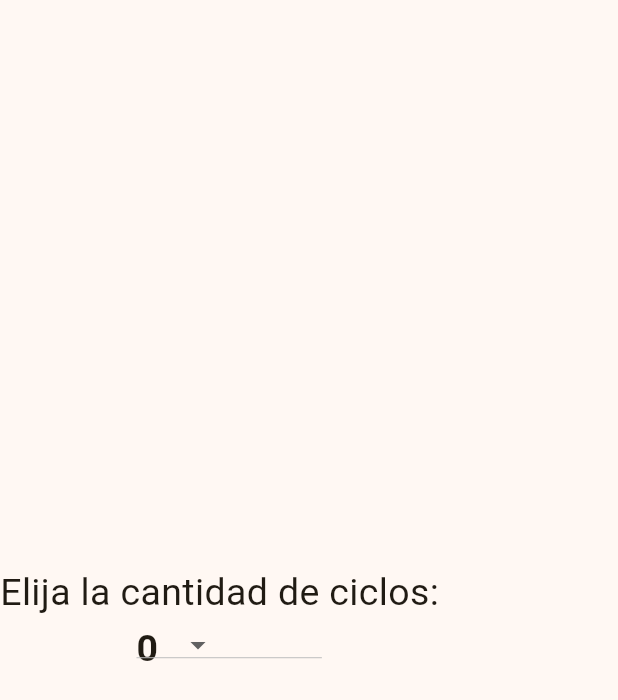
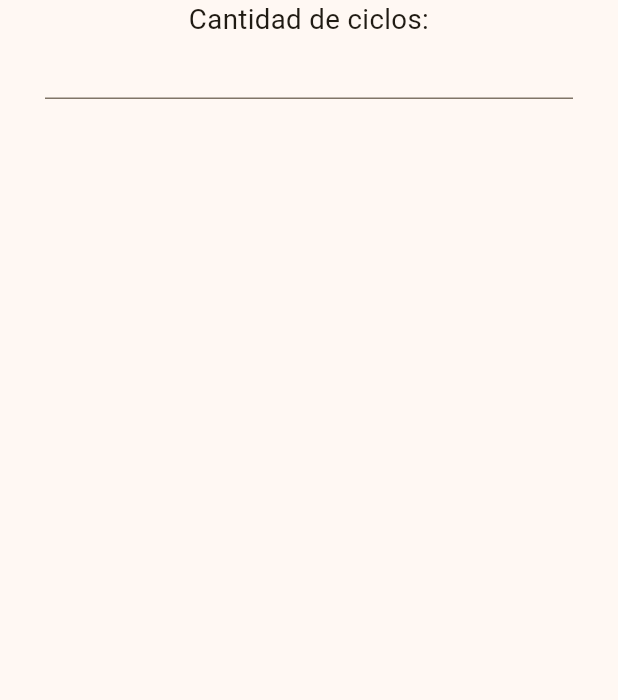
Before and after one commit to edunickdev/cronoApp, a Flutter app: the CicleChronometers widget shown alone on an empty page, opened directly, on a phone screen of 412 x 824 dp. Shown: the top 700 px of the screen. Run offline on Flutter 3.47's test engine with Material 3 defaults, Android fonts, the phone set to English and light mode, and no system bars; our stand-ins replace firebase_core, flutter_riverpod, go_router; accounts and stored records are empty.

Commit message:
update reforming the UI complete for main screen

```diff
--- a/cronoapp/lib/cicles_chronometer/cicles_chronometer.dart
+++ b/cronoapp/lib/cicles_chronometer/cicles_chronometer.dart
@@ -1,5 +1,8 @@
+import 'dart:math';
+
 import 'package:flutter/material.dart';
 import 'package:cronoapp/providers.dart';
+// import 'package:flutter/services.dart';
 import 'package:flutter_riverpod/flutter_riverpod.dart';
 
 class CicleChronometers extends ConsumerWidget {
@@ -7,31 +10,38 @@ class CicleChronometers extends ConsumerWidget {
 
   @override
   Widget build(BuildContext context, WidgetRef ref) {
-    List<int> cicles = [0, 1, 2, 3, 4, 5, 6, 7, 8, 9, 10];
-    return Column(
-      mainAxisAlignment: MainAxisAlignment.center,
-      children: [
-        const Text("Elija la cantidad de ciclos:  ", style: TextStyle(fontSize: 25)),
-        SizedBox(
-          width: MediaQuery.of(context).size.width * 0.3,
-          height: MediaQuery.of(context).size.height * 0.04,
-          child: DropdownButton(
-            value: ref.watch(moments),
-            elevation: 16,
-            items: cicles
-                .map((e) => DropdownMenuItem(
-                      value: e,
-                      child: Text(e.toString(), style: const TextStyle(fontSize: 25, fontWeight: FontWeight.bold)),
-                    ))
-                .toList(),
-            onChanged: (value) {
-              if (value != null) {
-                ref.read(moments.notifier).state = value;
-              }
-            },
-          ),
+
+    final width = MediaQuery.of(context).size.width;
+    final height = MediaQuery.of(context).size.height;
+    final diagonal = sqrt( pow(width, 2) + pow(height, 2) );
+
+    return SingleChildScrollView(
+      scrollDirection: Axis.vertical,
+      child: Expanded(
+        child: Column(
+          children: [
+            Text(
+              "Cantidad de ciclos:  ",
+              style: TextStyle(fontSize: diagonal * 0.02),
+              textAlign: TextAlign.center,
+            ),
+            Padding(
+              padding: const EdgeInsets.symmetric(horizontal: 30),
+              child: SizedBox(
+                width: double.infinity,
+                height: 40,
+                child: TextField(
+                  textAlign: TextAlign.center,
+                  onChanged: (value) {
+                    ref.read(moments.notifier).state == value as int;
+                  },
+                  keyboardType: TextInputType.number,
+                ),
+              ),
+            ),
+          ],
         ),
-      ],
+      ),
     );
   }
 }
--- a/cronoapp/lib/cicles_chronometer/duration_cicles.dart
+++ b/cronoapp/lib/cicles_chronometer/duration_cicles.dart
@@ -72,7 +72,7 @@ class DurationWidget extends ConsumerWidget {
             SizedBox(height: height / 25),
             const CicleChronometers(),
             SizedBox(height: height / 25),
-            const Text("Duración ejercicios", style: TextStyle(fontSize: 30)),
+            const Text("Duración ejercicios", style: TextStyle(fontSize: 20)),
             Row(
               mainAxisAlignment: MainAxisAlignment.center,
               children: [
--- a/cronoapp/lib/config/helpers/countdown.dart
+++ b/cronoapp/lib/config/helpers/countdown.dart
@@ -5,7 +5,7 @@ import 'package:flutter_riverpod/flutter_riverpod.dart';
 import '../../providers.dart';
 
 Timer startTimeCountDown(WidgetRef ref, Timer timer) {
-  if (ref.watch(mainMode) == 0 &&
+  if (ref.watch(mainMode) == false &&
       ref.watch(mainHours) == "00" &&
       ref.watch(mainMinutes) == "00" &&
       ref.watch(mainSeconds) == "00" &&
@@ -19,7 +19,7 @@ Timer startTimeCountDown(WidgetRef ref, Timer timer) {
   ref.read(mainIsRunning.notifier).state = true;
 
   timer = Timer.periodic(
-    const Duration(milliseconds: 10),
+    const Duration(milliseconds: 5),
     (timer) {
       int miliseconds = int.parse(ref.read(mainmiliSeconds.notifier).state);
       int seconds = int.parse(ref.read(mainSeconds.notifier).state);
--- a/cronoapp/lib/config/router/app_router.dart
+++ b/cronoapp/lib/config/router/app_router.dart
@@ -10,5 +10,10 @@ final routes = GoRouter(
       builder: (context, state) => const HomeScreen(),
       name: HomeScreen.name,
     ),
+    // GoRoute(
+    //   path: "/cicles",
+    //   builder: (context, state) => const HomeScreen(),
+    //   name: HomeScreen.name,
+    // ),
   ],
 );
--- a/cronoapp/lib/providers.dart
+++ b/cronoapp/lib/providers.dart
@@ -1,7 +1,6 @@
 import 'package:flutter_riverpod/flutter_riverpod.dart';
 
-
-final mainMode = StateProvider<int>((ref) => 1);
+final mainMode = StateProvider<bool>((ref) => false);
 final mainHours = StateProvider<String>((ref) => "00");
 final mainMinutes = StateProvider<String>((ref) => "00");
 final mainSeconds = StateProvider<String>((ref) => "00");
```
Also changed, not shown: cronoapp/lib/main_chronometer/buttons_widgets.dart (+28 -11 lines), cronoapp/lib/main_chronometer/main_chronometer.dart (+40 -32 lines), cronoapp/lib/main_chronometer/timers_widget.dart (added, +83 -0 lines), cronoapp/lib/presentation/screens/cicles_screen.dart (added, +12 -0 lines), cronoapp/lib/presentation/screens/home_screen.dart (+61 -23 lines), 5 other files.
